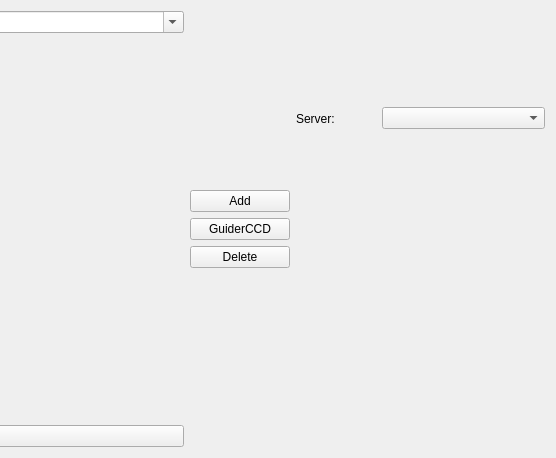
First picture: the form in gui/snowgui/instruments/instrumentswindow.ui, repository AndreasFMueller/AstroPhotography, before the edit; both pictures show x 326 to 882 and y 0 to 458 of the 882 by 458 pixel window.
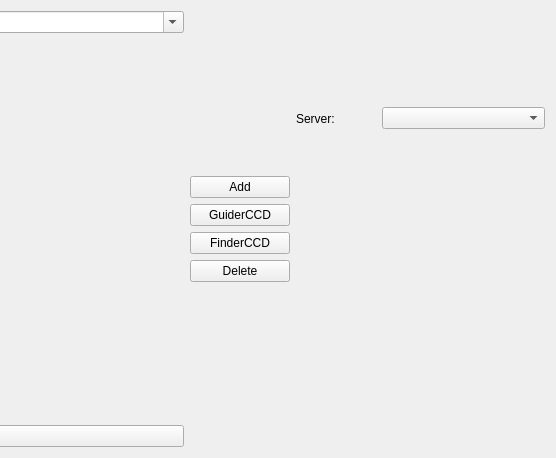
Second picture: the form after the edit. Custom widgets are drawn as their Qt base class.

Commit message: finder ccd added

```diff
--- a/gui/snowgui/instruments/instrumentswindow.ui
+++ b/gui/snowgui/instruments/instrumentswindow.ui
@@ -125,6 +125,13 @@
         </property>
        </widget>
       </item>
+      <item>
+       <widget class="QPushButton" name="addfinderccdButton">
+        <property name="text">
+         <string>FinderCCD</string>
+        </property>
+       </widget>
+      </item>
       <item>
        <widget class="QPushButton" name="deleteButton">
         <property name="text">
```
The commit also changes 14 other files.
